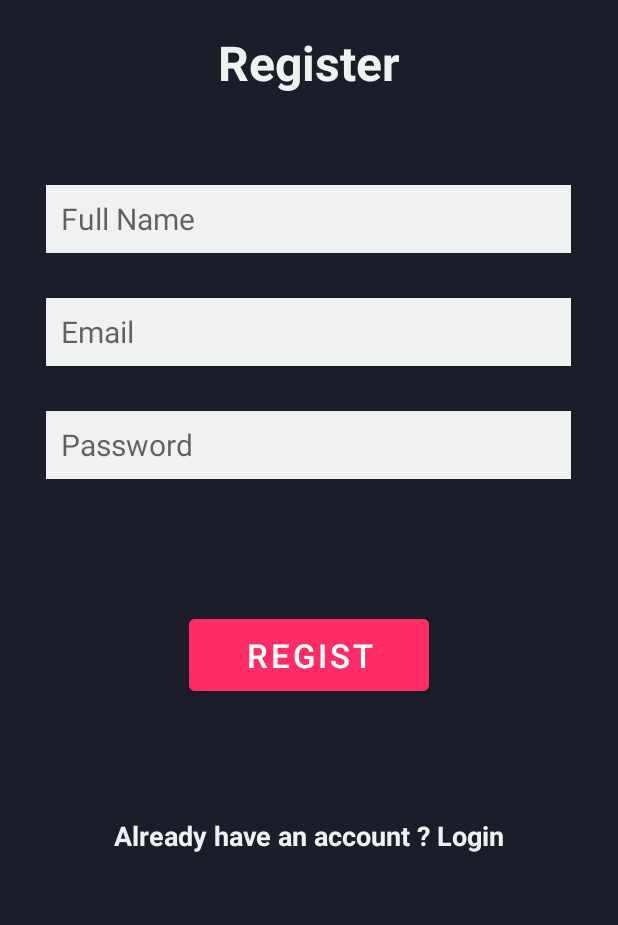
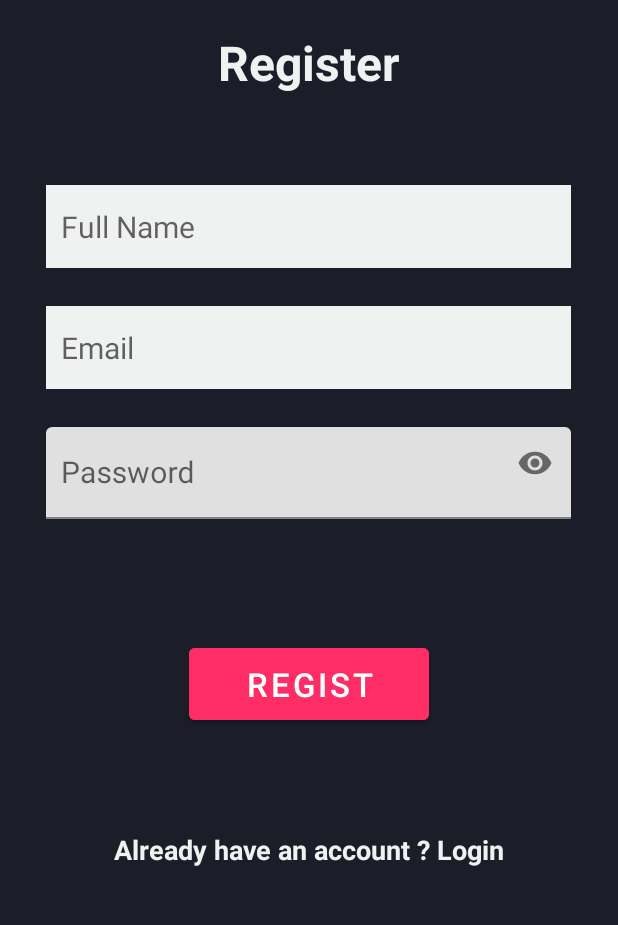
Before and after one commit to nauht1/blankcil_android, an Android app: the layout activity_register.xml on its own in the app's theme, with its tools: preview values and no code run, on a phone screen of 412 x 824 dp, the part 206-1131 px from its top. Run offline under Robolectric (Android 15) with nearby library versions, the phone set to English and light mode, and no system bars.

Commit message:
update verify function

```diff
--- a/app/build.gradle.kts
+++ b/app/build.gradle.kts
@@ -52,4 +52,7 @@ dependencies {
     implementation ("com.github.bumptech.glide:glide:4.14.2")
     implementation("de.hdodenhof:circleimageview:3.1.0")
     annotationProcessor ("com.github.bumptech.glide:compiler:4.14.2")
+
+    //Toggle the visibility of the password
+    implementation("com.google.android.material:material:1.12.0")
 }
--- a/app/src/main/AndroidManifest.xml
+++ b/app/src/main/AndroidManifest.xml
@@ -16,7 +16,7 @@
         android:theme="@style/Theme.BlankCil"
         tools:targetApi="31">
         <activity
-            android:name=".view.activities.LoginActivity"
+            android:name=".view.activities.RegisterActivity"
             android:exported="true">
             <intent-filter>
                 <action android:name="android.intent.action.MAIN" />
--- a/app/src/main/res/layout/activity_email_confirmation.xml
+++ b/app/src/main/res/layout/activity_email_confirmation.xml
@@ -11,7 +11,7 @@
         android:id="@+id/tvVerifyTitle"
         android:layout_width="match_parent"
         android:layout_height="wrap_content"
-        android:layout_marginTop="90dp"
+        android:layout_marginTop="120dp"
         android:gravity="center_horizontal"
         android:text="Enter Verification Code"
         android:textColor="@color/red_pink"
@@ -39,7 +39,7 @@
         android:id="@+id/codeInputLayout"
         android:layout_width="wrap_content"
         android:layout_height="wrap_content"
-        android:layout_marginTop="40dp"
+        android:layout_marginTop="60dp"
         app:layout_constraintEnd_toEndOf="parent"
         app:layout_constraintStart_toStartOf="parent"
         app:layout_constraintTop_toBottomOf="@id/tvVerifyInstruction"
--- a/app/src/main/res/layout/activity_register.xml
+++ b/app/src/main/res/layout/activity_register.xml
@@ -11,14 +11,12 @@
         android:layout_width="match_parent"
         android:layout_height="wrap_content"
         android:layout_marginTop="90dp"
-        android:layout_weight="1"
         android:gravity="center_horizontal"
         android:text="Welcome to BlankCil"
         android:textColor="@color/red_pink"
         android:textSize="35dp"
         android:textStyle="bold"
         app:layout_constraintEnd_toEndOf="parent"
-        app:layout_constraintHorizontal_bias="0.0"
         app:layout_constraintStart_toStartOf="parent"
         app:layout_constraintTop_toTopOf="parent" />
 
@@ -34,7 +32,6 @@
         android:textStyle="bold"
         app:layout_constraintBottom_toTopOf="@+id/edtFullName"
         app:layout_constraintEnd_toEndOf="parent"
-        app:layout_constraintHorizontal_bias="0.0"
         app:layout_constraintStart_toStartOf="parent"
         app:layout_constraintTop_toBottomOf="@+id/textView2"
         app:layout_constraintVertical_bias="0.717" />
@@ -42,7 +39,7 @@
     <EditText
         android:id="@+id/edtFullName"
         android:layout_width="350dp"
-        android:layout_height="45dp"
+        android:layout_height="55dp"
         android:layout_marginTop="60dp"
         android:layout_marginBottom="10dp"
         android:background="@color/white"
@@ -59,8 +56,8 @@
     <EditText
         android:id="@+id/edtRegEmail"
         android:layout_width="350dp"
-        android:layout_height="45dp"
-        android:layout_marginTop="20dp"
+        android:layout_height="55dp"
+        android:layout_marginTop="25dp"
         android:background="@color/white"
         android:backgroundTint="@color/white"
         android:hint="Email"
@@ -72,22 +69,26 @@
         app:layout_constraintStart_toStartOf="parent"
         app:layout_constraintTop_toBottomOf="@+id/edtFullName" />
 
-    <EditText
-        android:id="@+id/edtPassword"
+    <com.google.android.material.textfield.TextInputLayout
+        android:id="@+id/textInputLayout2"
         android:layout_width="350dp"
-        android:layout_height="45dp"
-        android:layout_marginTop="30dp"
-        android:background="@color/white"
-        android:backgroundTint="@color/white"
-        android:hint="Password"
-        android:paddingStart="10dp"
-        android:textSize="20dp"
+        android:layout_height="wrap_content"
         app:layout_constraintEnd_toEndOf="parent"
         app:layout_constraintHorizontal_bias="0.491"
         app:layout_constraintStart_toStartOf="parent"
         app:layout_constraintTop_toBottomOf="@id/edtRegEmail"
+        app:passwordToggleEnabled="true">
 
-        tools:layout_editor_absoluteY="547dp" />
+        <com.google.android.material.textfield.TextInputEditText
+            android:id="@+id/edtPassword"
+            android:layout_width="350dp"
+            android:layout_height="wrap_content"
+            android:layout_marginTop="25dp"
+            android:hint="Password"
+            android:inputType="textPassword"
+            android:paddingStart="10dp"
+            android:textSize="20dp" />
+    </com.google.android.material.textfield.TextInputLayout>
 
     <Button
         android:id="@+id/btnRegister"
@@ -98,9 +99,8 @@
         android:textSize="22dp"
         app:layout_constraintBottom_toBottomOf="parent"
         app:layout_constraintEnd_toEndOf="parent"
-        app:layout_constraintHorizontal_bias="0.501"
         app:layout_constraintStart_toStartOf="parent"
-        app:layout_constraintTop_toBottomOf="@+id/edtPassword"
+        app:layout_constraintTop_toBottomOf="@+id/textInputLayout2"
         app:layout_constraintVertical_bias="0.285" />
 
     <TextView
```
Also changed, not shown: app/src/main/java/hcmute/com/blankcil/utils/SharedPrefManager.java (+2 -5 lines), app/src/main/java/hcmute/com/blankcil/view/activities/EmailConfirmationActivity.java (+5 -3 lines), app/src/main/java/hcmute/com/blankcil/view/activities/RegisterActivity.java (+20 -21 lines).
